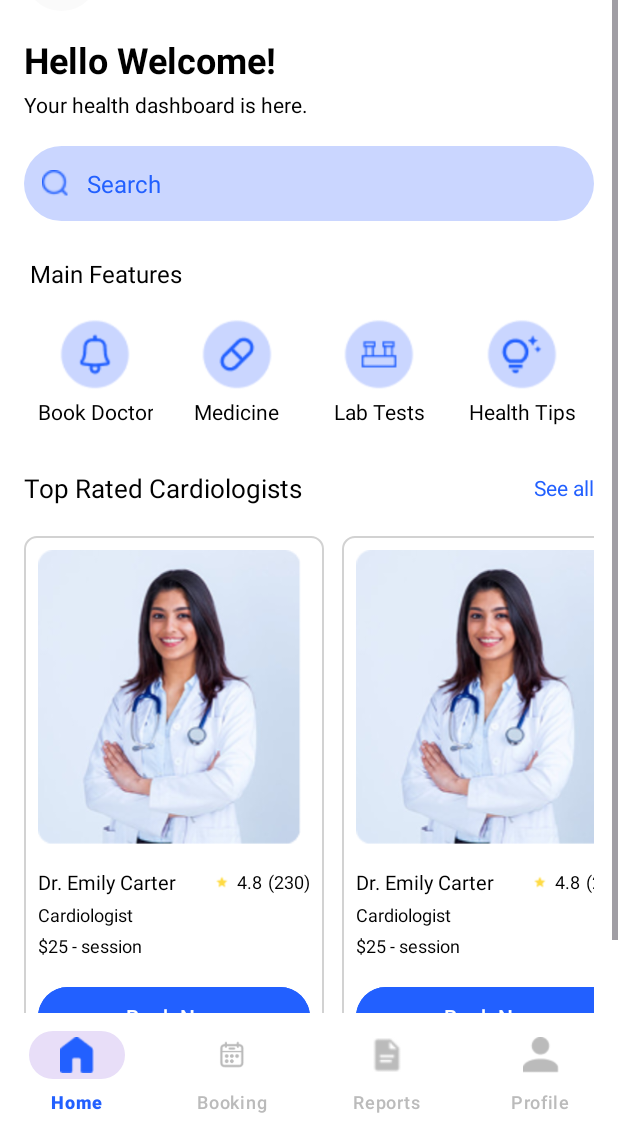
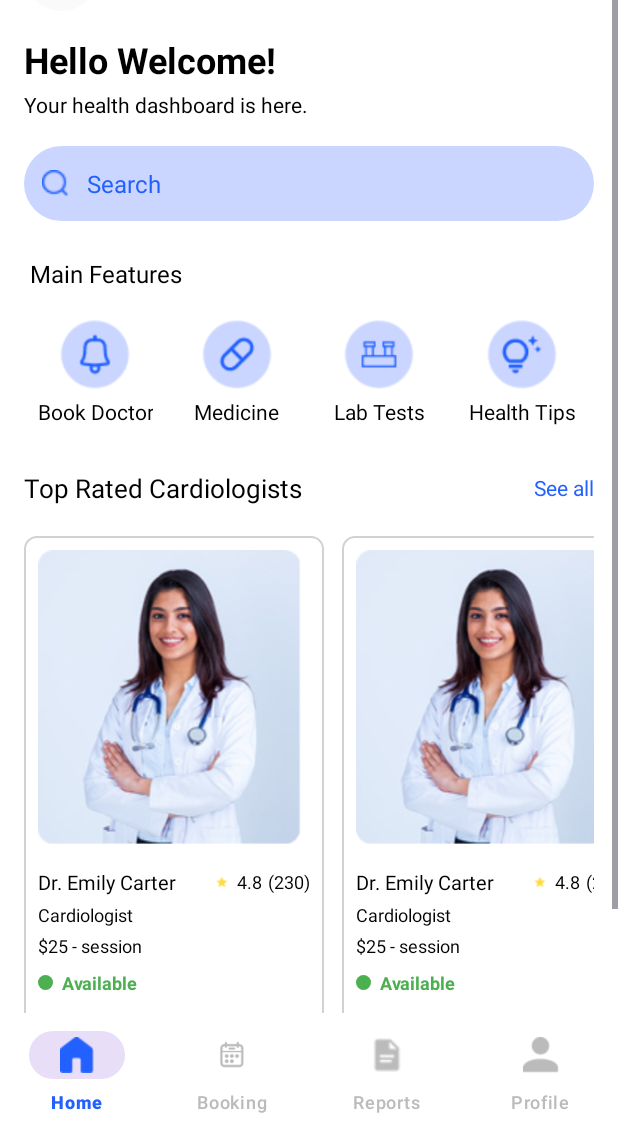
Before and after one commit to ayhem8hamdi/medical_system_app, an Android app: the Home screen opened directly, with no data from a screen before it, on a phone screen of 412 x 824 dp, the part 103-1236 px from its top. Run offline under Robolectric (Android 15) with nearby library versions, the phone set to English and light mode, and no system bars.

Commit message:
add doctor availabilty service

```diff
--- a/app/src/main/AndroidManifest.xml
+++ b/app/src/main/AndroidManifest.xml
@@ -19,9 +19,12 @@
         android:theme="@style/Theme.MedicalSystem2"
         tools:targetApi="31">
 
-        <!-- Added Service -->
         <service
             android:name=".AppointmentReminderService"
+            android:enabled="true"
+            android:exported="false" />
+        <service
+            android:name=".DoctorAvailabilityService"
             android:enabled="true"
             android:exported="false" />
 
--- /dev/null
+++ b/app/src/main/res/drawable/status_dot_green.xml
@@ -0,0 +1,8 @@
+<?xml version="1.0" encoding="utf-8"?>
+<shape xmlns:android="http://schemas.android.com/apk/res/android"
+    android:shape="oval">
+    <solid android:color="#4CAF50" />
+    <size
+        android:width="10dp"
+        android:height="10dp" />
+</shape>
--- /dev/null
+++ b/app/src/main/res/drawable/status_dot_red.xml
@@ -0,0 +1,8 @@
+<?xml version="1.0" encoding="utf-8"?>
+<shape xmlns:android="http://schemas.android.com/apk/res/android"
+    android:shape="oval">
+    <solid android:color="#F44336" />
+    <size
+        android:width="10dp"
+        android:height="10dp" />
+</shape>
--- a/app/src/main/res/layout/doctor_card.xml
+++ b/app/src/main/res/layout/doctor_card.xml
@@ -1,7 +1,6 @@
 <?xml version="1.0" encoding="utf-8"?>
-
-    <LinearLayout xmlns:android="http://schemas.android.com/apk/res/android"
-        android:layout_width="200dp"
+<LinearLayout xmlns:android="http://schemas.android.com/apk/res/android"
+    android:layout_width="200dp"
     android:layout_height="wrap_content"
     android:orientation="vertical"
     android:padding="9dp"
@@ -93,6 +92,36 @@
         android:textSize="12sp"
         android:textColor="@color/black" />
 
+    <!-- NEW: Status Indicator Row -->
+    <Space
+        android:layout_width="match_parent"
+        android:layout_height="8dp" />
+
+    <LinearLayout
+        android:layout_width="match_parent"
+        android:layout_height="wrap_content"
+        android:orientation="horizontal"
+        android:gravity="center_vertical">
+
+        <!-- Status Dot -->
+        <View
+            android:id="@+id/statusDot"
+            android:layout_width="10dp"
+            android:layout_height="10dp"
+            android:background="@drawable/status_dot_green" />
+
+        <!-- Status Text -->
+        <TextView
+            android:id="@+id/statusText"
+            android:layout_width="wrap_content"
+            android:layout_height="wrap_content"
+            android:text="Available"
+            android:textSize="12sp"
+            android:textColor="#4CAF50"
+            android:textStyle="bold"
+            android:layout_marginStart="6dp" />
+    </LinearLayout>
+
     <!-- Space before button -->
     <Space
         android:layout_width="match_parent"
```
Also changed, not shown: app/src/main/java/com/example/medicalsystem2/DoctorAvailabilityService.java (added, +122 -0 lines), app/src/main/java/com/example/medicalsystem2/Home.java (+93 -8 lines), app/src/main/java/com/example/medicalsystem2/appointment.java (+121 -3 lines), app/src/main/res/layout/activity_appointment.xml (+14 -0 lines).
